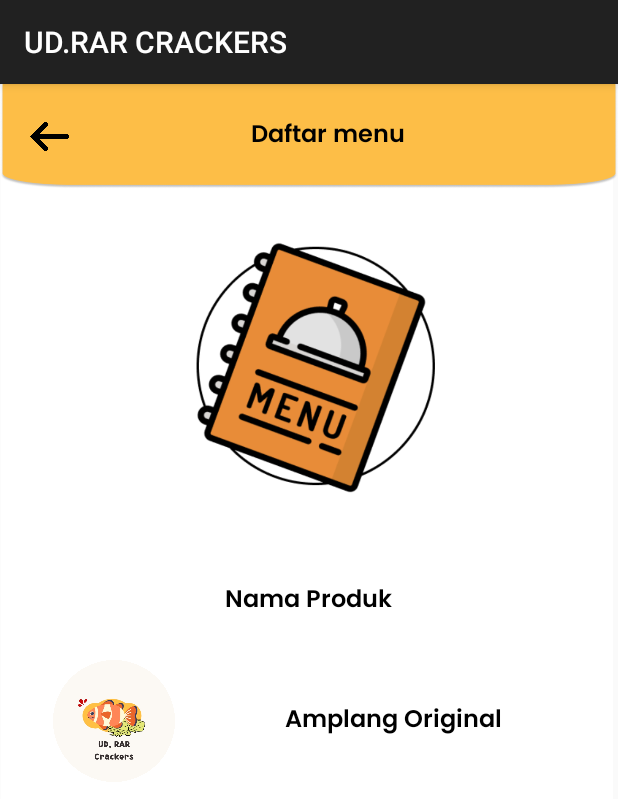
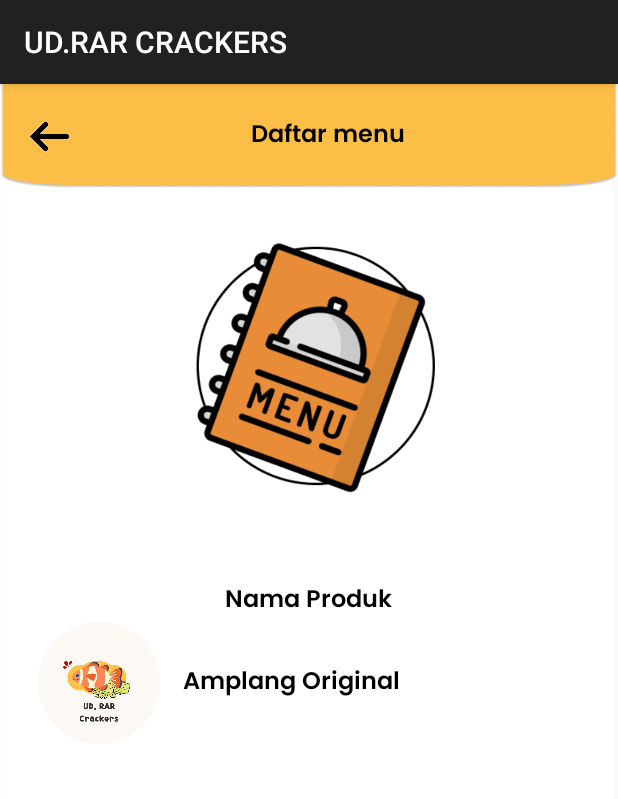
Before and after one commit to ahmadrioyo/projek_semester_4, an Android app: the daftarmenu screen opened directly, with no data from a screen before it, on a phone screen of 412 x 824 dp. Shown: the top 799 px of the screen. Run offline under Robolectric (Android 15) with nearby library versions, the phone set to English and light mode, and no system bars.

Commit message:
Update activity_daftarmenu.xml

```diff
--- a/app/src/main/res/layout/activity_daftarmenu.xml
+++ b/app/src/main/res/layout/activity_daftarmenu.xml
@@ -61,19 +61,17 @@
         android:orientation="horizontal">
 
         <ImageView
-            android:layout_width="112dp"
+            android:layout_width="92dp"
             android:layout_height="81dp"
-            android:layout_marginVertical="25dp"
             android:src="@drawable/logo1" />
 
         <TextView
             android:layout_width="252dp"
             android:layout_height="27dp"
-            android:layout_gravity="left|center"
-            android:layout_weight="1"
+            android:layout_gravity="center"
+            android:layout_marginLeft="10dp"
             android:fontFamily="@font/poppinssemibold"
             android:text="Amplang Original"
-            android:textAlignment="center"
             android:textAllCaps="false"
             android:textColor="@color/black"
             android:textSize="16sp" />
```
